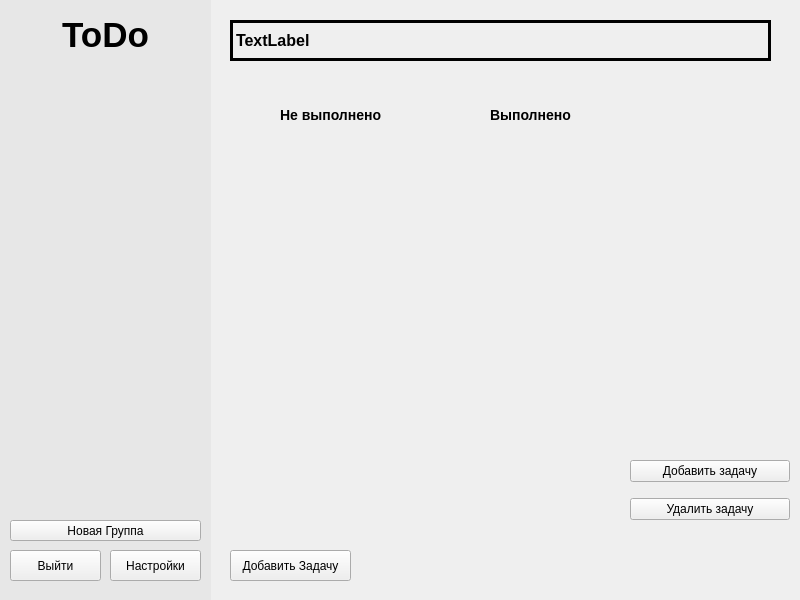
First picture: the form in mainwindow.ui, repository IlyaChichkov/ToDo_Project, before the edit.
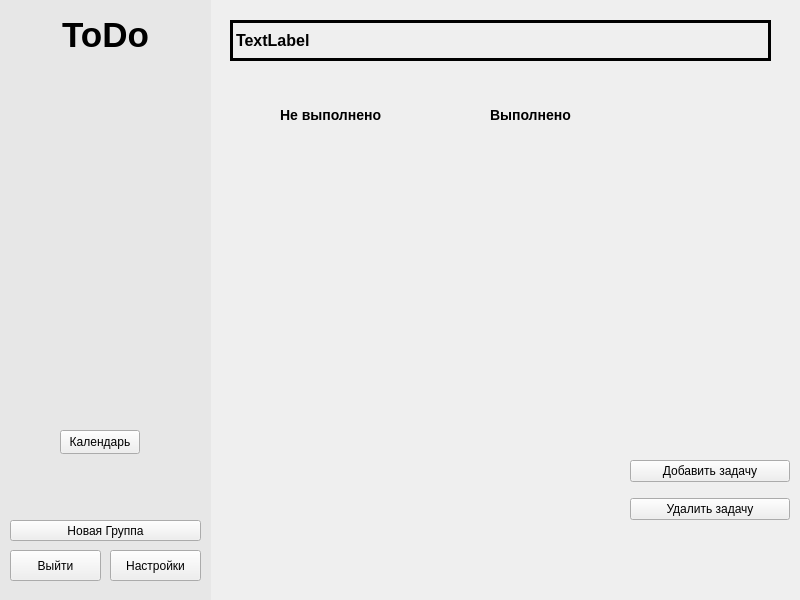
Second picture: the form after the edit.

Commit message: добавлен календарь

What changed in the file:
```diff
--- a/mainwindow.ui
+++ b/mainwindow.ui
@@ -132,12 +132,26 @@
       <string notr="true">background-color: rgb(231, 231, 231)</string>
      </property>
     </widget>
+    <widget class="QPushButton" name="calendar">
+     <property name="geometry">
+      <rect>
+       <x>60</x>
+       <y>430</y>
+       <width>80</width>
+       <height>24</height>
+      </rect>
+     </property>
+     <property name="text">
+      <string>Календарь</string>
+     </property>
+    </widget>
     <zorder>widget</zorder>
     <zorder>titleLabel</zorder>
     <zorder>exitButton</zorder>
     <zorder>taskGroupsList</zorder>
     <zorder>addNewGroup</zorder>
     <zorder>settingsButton</zorder>
+    <zorder>calendar</zorder>
    </widget>
    <widget class="QLabel" name="selectedGroupName">
     <property name="geometry">
@@ -159,19 +173,6 @@
      <string>&lt;html&gt;&lt;head/&gt;&lt;body&gt;&lt;p&gt;&lt;span style=&quot; font-size:12pt; font-weight:600;&quot;&gt;TextLabel&lt;/span&gt;&lt;/p&gt;&lt;/body&gt;&lt;/html&gt;</string>
     </property>
    </widget>
-   <widget class="QPushButton" name="addNewTask">
-    <property name="geometry">
-     <rect>
-      <x>230</x>
-      <y>550</y>
-      <width>121</width>
-      <height>31</height>
-     </rect>
-    </property>
-    <property name="text">
-     <string>Добавить Задачу</string>
-    </property>
-   </widget>
    <widget class="QWidget" name="horizontalLayoutWidget">
     <property name="geometry">
      <rect>
```
The commit also changes 7 other files.
